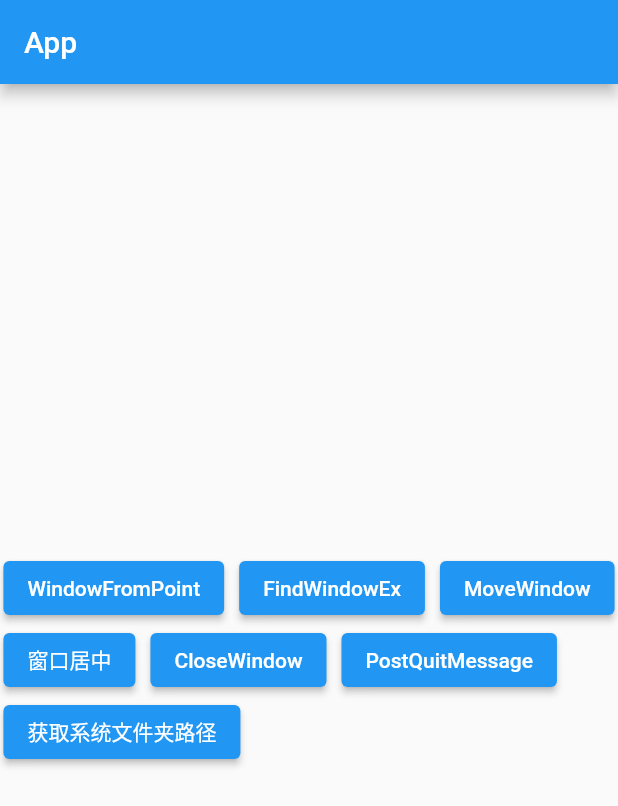
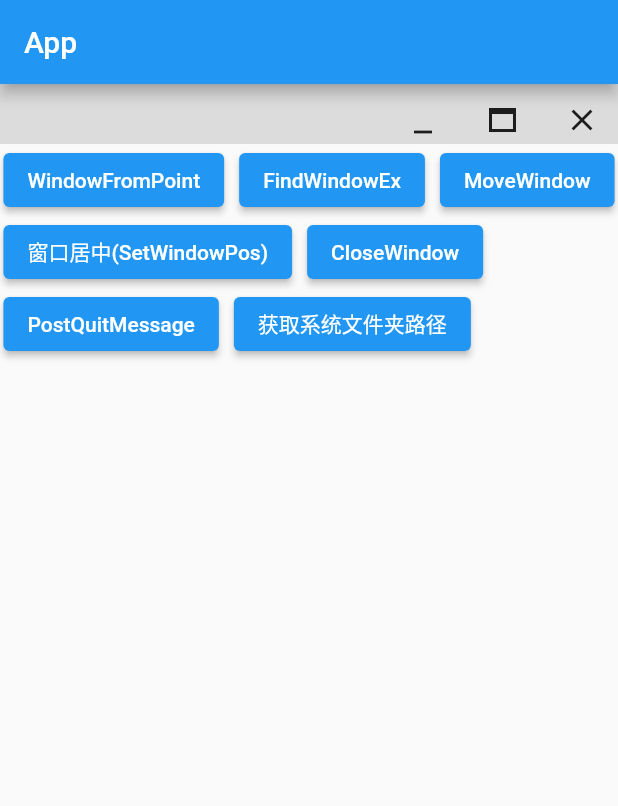
Before and after one commit to tilongzs/flutter_study_demo, a Flutter app: the screen it shows after launch, on a phone screen of 412 x 824 dp. Shown: the top 806 px of the screen. Run offline on Flutter 3.47's test engine with Material 2 defaults, Android fonts, the phone set to English and light mode, and no system bars; missing offline and left inert: buffer, dart:ffi, wifi_info_flutter, wifi_ip, win32.

Commit message:
修改界面，增加最小化、最大化、关闭按钮

```diff
--- a/desktop_windowsapi_app/lib/main.dart
+++ b/desktop_windowsapi_app/lib/main.dart
@@ -1,4 +1,5 @@
 import 'dart:ffi';
+import 'dart:io';
 import 'package:ffi/ffi.dart';
 import 'package:win32/win32.dart';
 import 'package:flutter/material.dart';
@@ -111,6 +112,16 @@ class _HomePageState extends State<HomePage>{
     }
   }
 
+  // 最小化窗口
+  void minWindow(){
+    ShowWindow(_hwnd, SW_MINIMIZE);
+  }
+
+  // 最大化窗口
+  void maxWindow(){
+    ShowWindow(_hwnd, SW_MAXIMIZE);
+  }
+
   void onBtnPostQuitMessage(){
     // 在这里没什么卵用，并不能用来关闭Flutter桌面进程！
     PostQuitMessage(0);
@@ -131,20 +142,45 @@ class _HomePageState extends State<HomePage>{
       appBar: AppBar(
         title: Text('App'),
       ),
-      body: Center(
+      body: Column(
+        children: [
+          titleRect(),
+          buttonsRect()
+        ],
+      ),
+    );
+  }
+
+  Widget titleRect(){
+    return Flexible(child: Container(
+      height: 40,
+      color: Colors.black12,
+      alignment: Alignment.centerRight,
+      child: Wrap(
+        spacing: 5,
+        children: [
+          IconButton(onPressed: minWindow, icon: Icon(Icons.minimize),),
+          IconButton(onPressed: maxWindow, icon: Icon(Icons.web_asset_sharp),),
+          CloseButton(onPressed: ()=>exit(0))
+        ],
+      ),
+    ));
+  }
+
+  Widget buttonsRect(){
+    return Expanded(child: Container(
       child: Wrap(
         spacing: 10,
         children: [
           ElevatedButton(onPressed: onBtnWindowFromPoint, child: Text('WindowFromPoint')),
           ElevatedButton(onPressed: onBtnFindWindowEx, child: Text('FindWindowEx')),
           ElevatedButton(onPressed: onBtnMoveWindow, child: Text('MoveWindow')),
-            ElevatedButton(onPressed: onBtnCenterWindow, child: Text('窗口居中')),
+          ElevatedButton(onPressed: onBtnCenterWindow, child: Text('窗口居中(SetWindowPos)')),
           ElevatedButton(onPressed: onBtnCloseWindow, child: Text('CloseWindow')),
           ElevatedButton(onPressed: onBtnPostQuitMessage, child: Text('PostQuitMessage')),
           ElevatedButton(onPressed: onBtnKnownFolder, child: Text('获取系统文件夹路径')),
         ],
       ),
-      ),
-    );
+    ));
   }
 }
```
Lines whose indentation alone changed are shown as unchanged.
